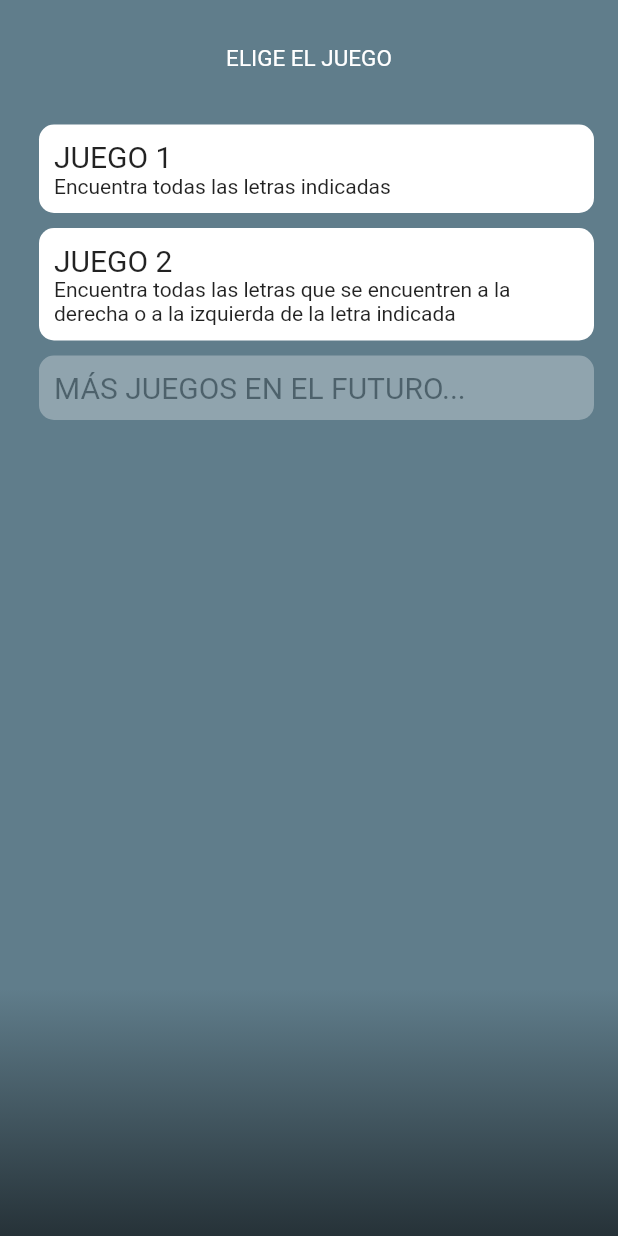
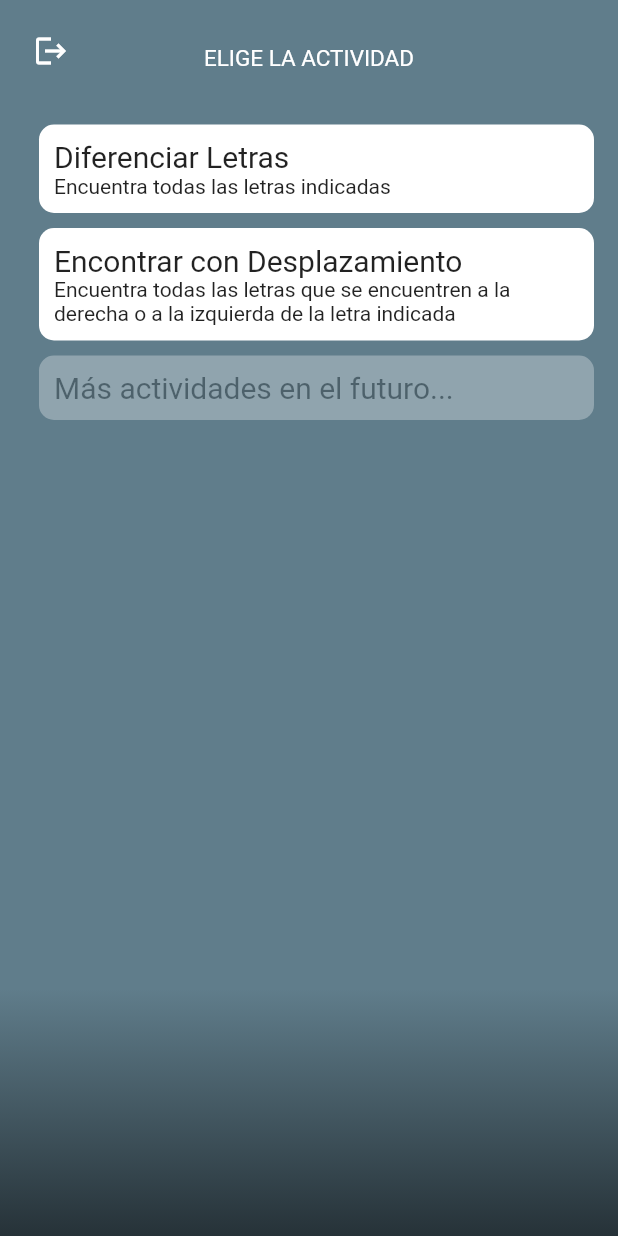
Before and after one commit to pedrogarciacereijo/flutter_android, a Flutter app: the HomePage screen opened by its route, on a phone screen of 412 x 824 dp. Run offline on Flutter 3.47's test engine with Material 2 defaults, Android fonts, the phone set to English and light mode, and no system bars; our stand-ins replace firebase_auth, firebase_core, font_awesome_flutter; accounts and stored records are empty; Roboto replaces fonts that are missing (Comix-Loud).

Commit message:
Versión final

```diff
--- a/flutter_tfg/lib/ui/screens/home_page.dart
+++ b/flutter_tfg/lib/ui/screens/home_page.dart
@@ -3,6 +3,8 @@ import 'package:flutter/material.dart';
 import 'package:flutter/services.dart';
 import 'package:flutter_tfg/ui/screens/preGamePage2.dart';
 
+import '../../models/authentication.dart';
+import 'autenticacion/iniciarSesion.dart';
 import 'preGamePage1.dart';
 
 class HomePage extends StatefulWidget {
@@ -51,7 +53,7 @@ class _HomePageState extends State<HomePage> {
                     children: <Widget>[
                       SizedBox(height: 30.0),
                       Text(
-                        "ELIGE EL JUEGO",
+                        "ELIGE LA ACTIVIDAD",
                         style: TextStyle(
                             fontFamily: "Comix-Loud",
                             color: Colors.white,
@@ -88,7 +90,7 @@ class _HomePageState extends State<HomePage> {
                                           crossAxisAlignment:
                                           CrossAxisAlignment.start,
                                           children: <Widget>[
-                                            Text("JUEGO 1",
+                                            Text("Diferenciar Letras",
                                                 textAlign: TextAlign.left,
                                                 style: TextStyle(fontSize: 20.0)),
                                             Text(
@@ -129,7 +131,7 @@ class _HomePageState extends State<HomePage> {
                                           crossAxisAlignment:
                                           CrossAxisAlignment.start,
                                           children: <Widget>[
-                                            Text("JUEGO 2",
+                                            Text("Encontrar con Desplazamiento",
                                                 textAlign: TextAlign.left,
                                                 style: TextStyle(fontSize: 20.0)),
                                             Text(
@@ -171,7 +173,7 @@ class _HomePageState extends State<HomePage> {
                                             crossAxisAlignment:
                                                 CrossAxisAlignment.start,
                                             children: <Widget>[
-                                              Text("MÁS JUEGOS EN EL FUTURO...",
+                                              Text("Más actividades en el futuro...",
                                                   textAlign: TextAlign.left,
                                                   style: TextStyle(fontSize: 20.0)),
                                             ],
@@ -188,17 +190,27 @@ class _HomePageState extends State<HomePage> {
                       ),
                     ],
                   ),
-                  /*Padding(
+                  Padding(
                     padding: EdgeInsets.only(top: 10.0, left: 10.0),
                     child: IconButton(
-                      icon: Icon(FontAwesomeIcons.arrowLeft),
+                      icon: Icon(Icons.logout),
                       color: Colors.white,
-                      onPressed: () => Navigator.of(context).pop(),
+                      onPressed: () => _cerrarSesion(context),
                     ),
-                  ),*/
+                  ),
                 ],
               )),
         )
     );
   }
 }
+
+void _cerrarSesion(BuildContext context) {
+  AuthenticationHelper().cerrarSesion();
+  Navigator.pushReplacement(
+    context,
+    MaterialPageRoute<void>(
+      builder: (BuildContext context) => IniciarSesionScreen(),
+    ),
+  );
+}
```
Also changed, not shown: flutter_tfg/lib/ui/screens/autenticacion/registrarse.dart (+14 -31 lines).
